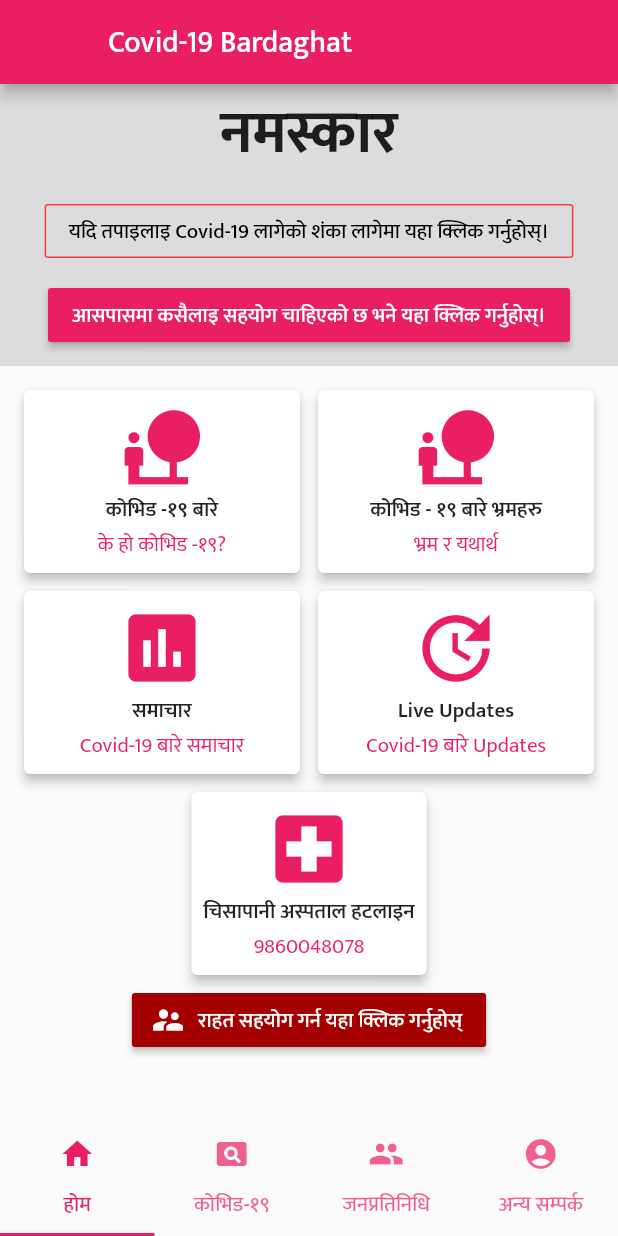
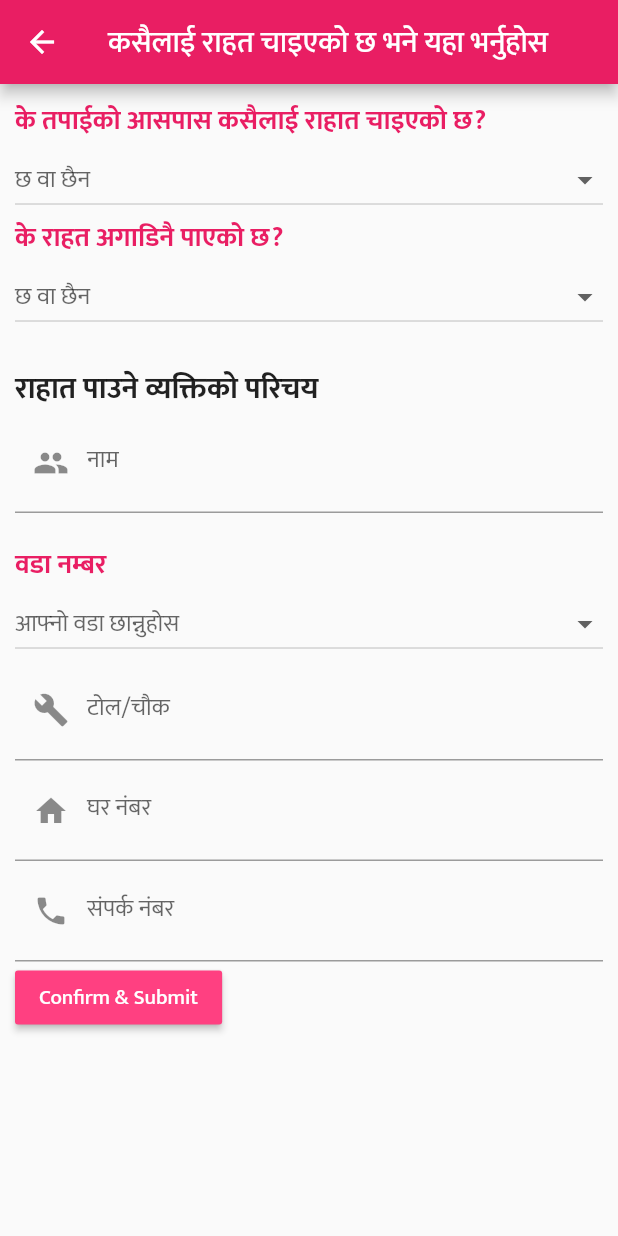
Before and after one commit to aashizpoudel/covidapp, a Flutter app: the screen it shows after launch, after a tap on "आसपासमा कसैलाइ सहयोग चाहिएको छ भने यहा क", on a phone screen of 412 x 824 dp. Run offline on Flutter 3.47's test engine with Material 2 defaults, Android fonts, the phone set to English and light mode, and no system bars; our stand-ins replace carousel_slider, webview_flutter.

Commit message:
rahatform

```diff
--- /dev/null
+++ b/lib/Screens/components/form_questions.dart
@@ -0,0 +1,36 @@
+import 'package:flutter/material.dart';
+const headerStyle =
+    TextStyle(color: Colors.pink, fontWeight: FontWeight.bold, fontSize: 18);
+
+
+class FormQuestions extends StatelessWidget {
+  const FormQuestions({
+    this.value,
+    @required this.title,
+    @required this.dropBuottonHint,
+    this.dropBuottonList,
+    this.onDropDownChanged,
+  });
+
+  final String title;
+  final String dropBuottonHint;
+  final List<DropdownMenuItem> dropBuottonList;
+  final value;
+  final Function onDropDownChanged;
+
+  @override
+  Widget build(BuildContext context) {
+    return Column(
+      crossAxisAlignment: CrossAxisAlignment.start,
+      children: <Widget>[
+        Text(title, style: headerStyle),
+        DropdownButton(
+            isExpanded: true,
+            hint: Text(dropBuottonHint),
+            value: value,
+            items: dropBuottonList,
+            onChanged: onDropDownChanged),
+      ],
+    );
+  }
+}
--- a/lib/Screens/first_tab.dart
+++ b/lib/Screens/first_tab.dart
@@ -30,8 +30,8 @@ class FirstTab extends StatelessWidget {
                 ),
               ),
               RaisedButton(
-                onPressed: (){
-
+                onPressed: () {
+                  Navigator.of(context).pushNamed("/rahat");
                 },
                 color: Colors.pink,
                 child: Text(
@@ -55,27 +55,40 @@ class FirstTab extends StatelessWidget {
             children: <Widget>[
               Row(
                 children: <Widget>[
-                  Expanded(child: MiddleCard(onTap: (){
-                    DefaultTabController.of(context).animateTo(1);
-                  }, icon:Icons.nature_people, titleLabel: "कोभिड -१९ बारे",bodyLabel: "के हो कोभिड -१९?",)),
-                  Expanded(child: MiddleCard(onTap: (){
-                    Navigator.of(context).pushNamed("/vram");
-                  }, icon:Icons.nature_people, titleLabel: "कोभिड - १९ बारे भ्रमहरु",bodyLabel: "भ्रम र यथार्थ")),
+                  Expanded(
+                      child: MiddleCard(
+                    onTap: () {
+                      DefaultTabController.of(context).animateTo(1);
+                    },
+                    icon: Icons.nature_people,
+                    titleLabel: "कोभिड -१९ बारे",
+                    bodyLabel: "के हो कोभिड -१९?",
+                  )),
+                  Expanded(
+                      child: MiddleCard(
+                          onTap: () {
+                            Navigator.of(context).pushNamed("/vram");
+                          },
+                          icon: Icons.nature_people,
+                          titleLabel: "कोभिड - १९ बारे भ्रमहरु",
+                          bodyLabel: "भ्रम र यथार्थ")),
                 ],
               ),
               Row(
                 children: <Widget>[
                   Expanded(
-                    child: MiddleCard(onTap: (){},
+                    child: MiddleCard(
+                      onTap: () {},
                       titleLabel: 'समाचार',
                       bodyLabel: 'Covid-19 बारे समाचार',
                       icon: Icons.poll,
                     ),
                   ),
                   Expanded(
-                    child: MiddleCard(onTap: (){
-                      Navigator.pushNamed(context,"/liveupdates");
-                    },
+                    child: MiddleCard(
+                      onTap: () {
+                        Navigator.pushNamed(context, "/liveupdates");
+                      },
                       titleLabel: 'Live Updates',
                       bodyLabel: 'Covid-19 बारे Updates',
                       icon: Icons.update,
@@ -83,14 +96,15 @@ class FirstTab extends StatelessWidget {
                   )
                 ],
               ),
-
             ],
           ),
         ),
         Center(
-          child:MiddleCard(icon: Icons.local_hospital, titleLabel: "चिसापानी अस्पताल हटलाइन", bodyLabel:"9860048078", onTap: (){
-
-          })
+          child: MiddleCard(
+              icon: Icons.local_hospital,
+              titleLabel: "चिसापानी अस्पताल हटलाइन",
+              bodyLabel: "9860048078",
+              onTap: () {}),
         ),
         Center(
           child: RaisedButton.icon(
--- /dev/null
+++ b/lib/Screens/pages/rahat_form.dart
@@ -0,0 +1,188 @@
+import 'package:covidapp/Screens/components/form_questions.dart';
+import 'package:flutter/material.dart';
+
+enum IsPoor { yes, no }
+enum GotHelp { yes, no }
+
+class RahatForm extends StatefulWidget {
+  @override
+  _RahatFormState createState() => _RahatFormState();
+}
+
+class _RahatFormState extends State<RahatForm> {
+  IsPoor isPoor;
+  GotHelp gotHelp;
+
+  final _formKey = GlobalKey<FormState>();
+  TextEditingController _name = TextEditingController();
+  TextEditingController _tolNo = TextEditingController();
+  TextEditingController _gharNo = TextEditingController();
+  TextEditingController _pnNo = TextEditingController();
+  int odaNo;
+
+  List<DropdownMenuItem> getOdaList(int totalOdaNo) {
+    List<DropdownMenuItem> _menuItem = [];
+    for (var i = 1; i <= totalOdaNo; i++) {
+      _menuItem.add(DropdownMenuItem(value: i, child: Text('$i')));
+    }
+    return _menuItem;
+  }
+
+  @override
+  Widget build(BuildContext context) {
+    return Scaffold(
+      appBar: AppBar(
+        title: Text('कसैलाई राहत चाइएको छ भने यहा भर्नुहोस'),
+      ),
+      body: Container(
+        padding: EdgeInsets.all(10.0),
+        child: ListView(
+          children: <Widget>[
+            FormQuestions(
+              title: 'के तपाईको आसपास कसैलाई राहात चाइएको छ?',
+              dropBuottonHint: 'छ वा छैन',
+              value: isPoor,
+              dropBuottonList: [
+                DropdownMenuItem(
+                  value: IsPoor.yes,
+                  child: Text('छ'),
+                ),
+                DropdownMenuItem(
+                  value: IsPoor.no,
+                  child: Text('छैन'),
+                )
+              ],
+              onDropDownChanged: (value) {
+                setState(() {
+                  isPoor = value;
+                });
+              },
+            ),
+            FormQuestions(
+              title: 'के राहत अगाडिनै पाएको छ?',
+              dropBuottonHint: 'छ वा छैन',
+              value: gotHelp,
+              dropBuottonList: [
+                DropdownMenuItem(
+                  value: GotHelp.yes,
+                  child: Text('छ'),
+                ),
+                DropdownMenuItem(
+                  value: GotHelp.no,
+                  child: Text('छैन'),
+                )
+              ],
+              onDropDownChanged: (value) {
+                setState(() {
+                  gotHelp = value;
+                });
+              },
+            ),
+            Form(
+                key: _formKey,
+                child: Column(
+                  crossAxisAlignment: CrossAxisAlignment.start,
+                  children: <Widget>[
+                    SizedBox(height: 20,),
+                    Text(
+                      'राहात पाउने व्यक्तिको परिचय',
+                      style:
+                          TextStyle(fontWeight: FontWeight.bold, fontSize: 20),
+                    ),
+                    TextFormField(
+                      controller: _name,
+                      validator: (value) {
+                        if (value.isNotEmpty) {
+                          return null;
+                        }
+                        return 'कृपया आफ्नो नाम लेख्नुहोस';
+                      },
+                      decoration: InputDecoration(
+                        prefixIcon: Icon(Icons.people),
+                        labelText: 'नाम',
+                      ),
+                    ),
+                    SizedBox(height: 20,),
+                    Text('वडा नम्बर', style: headerStyle),
+                    DropdownButton(
+                        isExpanded: true,
+                        hint: Text('आफ्नो वडा छान्नुहोस'),
+                        value: odaNo,
+                        items: getOdaList(10),
+                        onChanged: (value) {
+                          setState(() {
+                            odaNo = value;
+                          });
+                        }),
+                    TextFormField(
+                      controller: _tolNo,
+                      validator: (value) {
+                        if (value.isNotEmpty) {
+                          return null;
+                        }
+                        return 'कृपया आफ्नो टोल/चौक लेख्नुहोस';
+                      },
+                      decoration: InputDecoration(
+                        prefixIcon: Icon(Icons.build),
+                        labelText: 'टोल/चौक',
+                      ),
+                    ),
+                    TextFormField(
+                      controller: _gharNo,
+                      validator: (value) {
+                        if (value.isNotEmpty) {
+                          return null;
+                        }
+                        return 'कृपया आफ्नो घर नंबर लेख्नुहोस';
+                      },
+                      decoration: InputDecoration(
+                        prefixIcon: Icon(Icons.home),
+                        labelText: 'घर नंबर',
+                      ),
+                    ),
+                    TextFormField(
+                      controller: _pnNo,
+                      validator: (value) {
+                        if (value.isNotEmpty) {
+                          return null;
+                        }
+                        return 'कृपया आफ्नो संपर्क नंबर लेख्नुहोस';
+                      },
+                      decoration: InputDecoration(
+                        prefixIcon: Icon(Icons.phone),
+                        labelText: 'संपर्क नंबर',
+                      ),
+                    ),
+                    RaisedButton(
+                        color: Colors.pinkAccent,
+                        onPressed: () {
+                          if (_formKey.currentState.validate()) {
+                            return showModalBottomSheet(
+                              context: context,
+                              builder: (context) {
+                                return Container(
+                                  child: Column(
+                                    children: <Widget>[
+                                      Text('Congratz You Have Corona'),
+                                    ],
+                                  ),
+                                );
+                              },
+                            );
+                          } else {
+                            return null;
+                          }
+                        },
+                        child: Text(
+                          'Confirm & Submit',
+                          style: TextStyle(color: Colors.white),
+                        ))
+                  ],
+                ),
+              ),
+          ],
+        ),
+      ),
+    );
+  }
+}
--- a/lib/main.dart
+++ b/lib/main.dart
@@ -1,5 +1,6 @@
 import 'package:covidapp/Screens/LiveUpdates.dart';
 import 'package:covidapp/Screens/Vram.dart';
+import 'package:covidapp/Screens/pages/rahat_form.dart';
 import 'package:covidapp/Screens/pages/symptoms_form.dart';
 import 'package:covidapp/homepage.dart';
 import 'package:flutter/material.dart';
@@ -18,7 +19,8 @@ class MyApp extends StatelessWidget {
           "/vram": (_) {
             return Vram();
           },
-          '/symptom':(c)=>SymptomsForm()
+          '/symptom':(c)=>SymptomsForm(),
+          '/rahat':(c)=>RahatForm(),
       },
       theme: ThemeData(
         primarySwatch: Colors.pink,
```
Also changed, not shown: lib/Screens/pages/symptoms_form.dart (+11 -45 lines).
